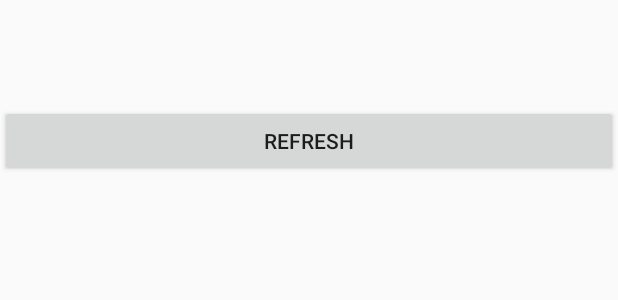
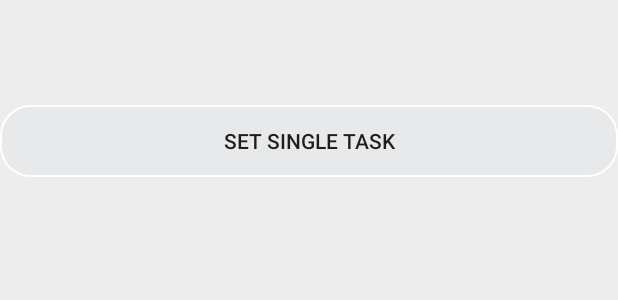
Before and after one commit to keineZeit/SoundGear, an Android app: the layout fragment_sound.xml on its own in the app's theme, with its tools: preview values and no code run, on a phone screen of 412 x 824 dp. Shown: the top 300 px of the screen. Run offline under Robolectric (Android 15) with nearby library versions, the phone set to English and light mode, and no system bars.

Commit message:
#Asus, to be continued

```diff
--- /dev/null
+++ b/app/src/main/res/drawable/singletask_button.xml
@@ -0,0 +1,18 @@
+<?xml version="1.0" encoding="utf-8"?>
+<shape xmlns:android="http://schemas.android.com/apk/res/android"
+    android:shape="rectangle" >
+
+    <corners
+        android:bottomLeftRadius="20dp"
+        android:bottomRightRadius="20dp"
+        android:radius="0.5dp"
+        android:topLeftRadius="20dp"
+        android:topRightRadius="20dp" />
+
+    <solid android:color="#50d7e0e2" />
+
+    <stroke
+        android:width="1dp"
+        android:color="#ffffff" />
+
+</shape>
--- a/app/src/main/res/layout/fragment_sound.xml
+++ b/app/src/main/res/layout/fragment_sound.xml
@@ -2,13 +2,15 @@
 <LinearLayout xmlns:android="http://schemas.android.com/apk/res/android"
     android:orientation="vertical"
     android:layout_width="match_parent"
-    android:layout_height="match_parent">
+    android:layout_height="match_parent"
+    android:background="@color/colorBackgroundGray">
     <Button
-        android:id="@+id/updateButton"
+        android:id="@+id/button_setSingleTask"
+        android:background="@drawable/singletask_button"
         android:layout_width="match_parent"
         android:layout_height="wrap_content"
         android:layout_marginTop="70dp"
-        android:text="@string/sound_refresh" />
+        android:text="@string/sound_set_singletask" />
     <TextView
         android:id="@+id/textBox"
         android:layout_width="match_parent"
--- a/app/src/main/res/values/colors.xml
+++ b/app/src/main/res/values/colors.xml
@@ -4,4 +4,5 @@
     <color name="colorPrimaryDark">#303F9F</color>
     <color name="colorAccent">#FF4081</color>
     <color name="colorRed">#8A0000</color>
+    <color name="colorBackgroundGray">#ededed</color>
 </resources>
--- a/app/src/main/res/values/strings.xml
+++ b/app/src/main/res/values/strings.xml
@@ -1,6 +1,5 @@
 <resources>
     <string name="app_name">SoundGear</string>
     <string name="app_in_work">IN WORK</string>
-
-    <string name="sound_refresh">Refresh</string>
+    <string name="sound_set_singletask">Set Single Task</string>
 </resources>
```
Also changed, not shown: app/src/main/java/android/soundgear/ISingleTaskDialogListener.java (added, +9 -0 lines), app/src/main/java/android/soundgear/SingleTaskDialog.java (added, +48 -0 lines), app/src/main/java/android/soundgear/fragments/SoundFragment.java (+64 -9 lines), app/src/main/java/android/soundgear/schedules/SingleTask.java (added, +31 -0 lines), app/src/main/res/layout/dialog_singletask.xml (added, +23 -0 lines).
